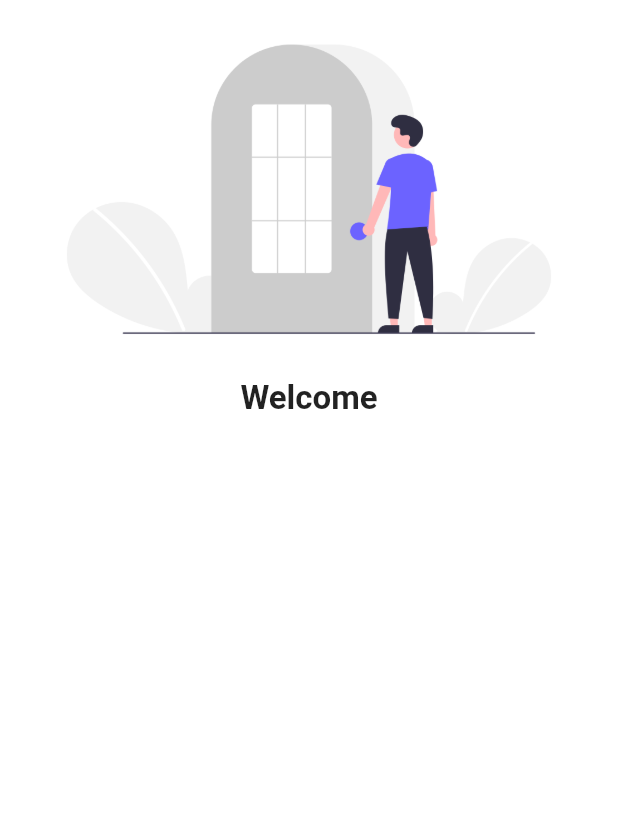
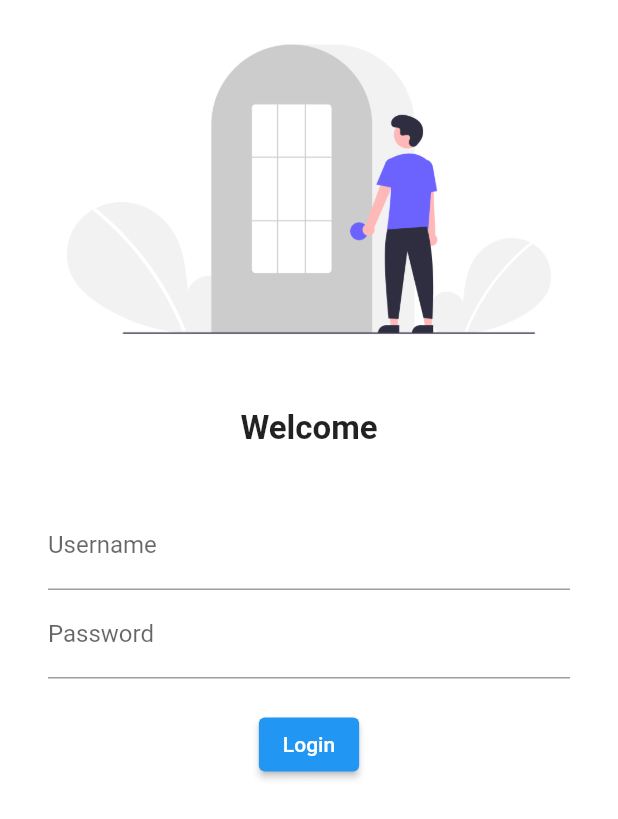
Before and after one commit to 27priyanshu/Catalog_App, a Flutter app: the screen it shows after launch, on a phone screen of 412 x 824 dp. Shown: the top 819 px of the screen. Run offline on Flutter 3.47's test engine with Material 2 defaults, Android fonts, the phone set to English and light mode, and no system bars; our stand-ins replace google_fonts.

Commit message:
day 4 completed

```diff
--- a/lib/main.dart
+++ b/lib/main.dart
@@ -1,6 +1,7 @@
 import 'package:flutter/material.dart';
 import 'package:flutter_catalog/pages/homepage.dart';
 import 'package:flutter_catalog/pages/login_page.dart';
+import 'package:google_fonts/google_fonts.dart';
 
 void main() {
   runApp(MyApp());
@@ -14,6 +15,10 @@ class MyApp extends StatelessWidget {
     return MaterialApp(
       debugShowCheckedModeBanner: false,
       themeMode: ThemeMode.dark,
+      theme: ThemeData(
+        fontFamily: GoogleFonts.lato().fontFamily ,
+        // primaryTextTheme: GoogleFonts.latoTextTheme(),
+      ),
       darkTheme: ThemeData(
         brightness: Brightness.light,
       ),
--- a/lib/pages/login_page.dart
+++ b/lib/pages/login_page.dart
@@ -10,12 +10,47 @@ class LoginPage extends StatelessWidget {
         child: Column(
           children: [
             Image.asset("assets/images/login_image.png"),
+            SizedBox(
+              height: 20,
+            ),
             Text(
               "Welcome",
               style: TextStyle(
                 fontSize: 22,
                 fontWeight: FontWeight.bold,
               ),
+            ),
+            SizedBox(
+              height: 20,
+            ),
+            Padding(
+              padding: EdgeInsets.symmetric(vertical: 16.0, horizontal: 32.0),
+              child: Column(
+                children: [
+                  TextFormField(
+                    decoration: InputDecoration(
+                      hintText: "Enter User Name",
+                      labelText: "Username",
+                    ),
+                  ),
+                  TextFormField(
+                    obscureText: true,
+                    decoration: InputDecoration(
+                      hintText: "Enter Password",
+                      labelText: "Password",
+                    ),
+                  ),
+                  SizedBox(
+                    height: 20.0,
+                  ),
+                  ElevatedButton(
+                    child: Text("Login"),
+                    onPressed: (() {
+                      print("Hy priyanshu singh");
+                    }),
+                  )
+                ],
+              ),
             )
           ],
         ));
--- a/pubspec.yaml
+++ b/pubspec.yaml
@@ -36,6 +36,7 @@ dependencies:
   # The following adds the Cupertino Icons font to your application.
   # Use with the CupertinoIcons class for iOS style icons.
   cupertino_icons: ^1.0.2
+  google_fonts: ^4.0.3
 
 dev_dependencies:
   flutter_test:
```
Also changed, not shown: pubspec.lock.
